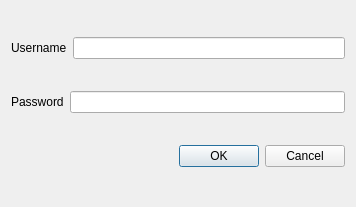
dhahaj/EAX-Python-Interface, file LoginDialog.ui: the form before one commit.
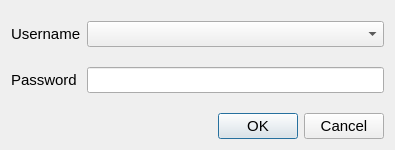
The form after the commit. Icons and pictures are not drawn.

```diff
--- a/LoginDialog.ui
+++ b/LoginDialog.ui
@@ -6,10 +6,16 @@
    <rect>
     <x>0</x>
     <y>0</y>
-    <width>356</width>
-    <height>207</height>
+    <width>395</width>
+    <height>150</height>
    </rect>
   </property>
+  <property name="sizePolicy">
+   <sizepolicy hsizetype="Fixed" vsizetype="Fixed">
+    <horstretch>0</horstretch>
+    <verstretch>0</verstretch>
+   </sizepolicy>
+  </property>
   <property name="windowTitle">
    <string>Dialog</string>
   </property>
@@ -19,37 +25,63 @@
   </property>
   <layout class="QVBoxLayout" name="verticalLayout">
    <item>
-    <layout class="QHBoxLayout" name="horizontalLayout_2">
-     <item>
+    <layout class="QGridLayout" name="gridLayout">
+     <property name="topMargin">
+      <number>10</number>
+     </property>
+     <property name="verticalSpacing">
+      <number>20</number>
+     </property>
+     <item row="1" column="1">
+      <widget class="QLineEdit" name="lineEdit_password">
+       <property name="font">
+        <font>
+         <pointsize>11</pointsize>
+        </font>
+       </property>
+      </widget>
+     </item>
+     <item row="1" column="0">
+      <widget class="QLabel" name="label_2">
+       <property name="font">
+        <font>
+         <pointsize>11</pointsize>
+        </font>
+       </property>
+       <property name="text">
+        <string>Password</string>
+       </property>
+      </widget>
+     </item>
+     <item row="0" column="0">
       <widget class="QLabel" name="label">
+       <property name="font">
+        <font>
+         <pointsize>11</pointsize>
+        </font>
+       </property>
        <property name="text">
         <string>Username</string>
        </property>
       </widget>
      </item>
-     <item>
-      <widget class="QLineEdit" name="username_edit"/>
-     </item>
-    </layout>
-   </item>
-   <item>
-    <layout class="QHBoxLayout" name="horizontalLayout">
-     <item>
-      <widget class="QLabel" name="password">
-       <property name="text">
-        <string>Password</string>
+     <item row="0" column="1">
+      <widget class="QComboBox" name="comboBox">
+       <property name="font">
+        <font>
+         <pointsize>11</pointsize>
+        </font>
        </property>
       </widget>
      </item>
-     <item>
-      <widget class="QLineEdit" name="password_edit"/>
-     </item>
     </layout>
    </item>
-   <item>
-    <widget class="QDialogButtonBox" name="button_box">
-     <property name="autoFillBackground">
-      <bool>false</bool>
+   <item alignment="Qt::AlignBottom">
+    <widget class="QDialogButtonBox" name="buttonBox">
+     <property name="font">
+      <font>
+       <pointsize>11</pointsize>
+      </font>
      </property>
      <property name="orientation">
       <enum>Qt::Horizontal</enum>
```
Left out of the diff: 18 changed lines with no effect on the pictures.
